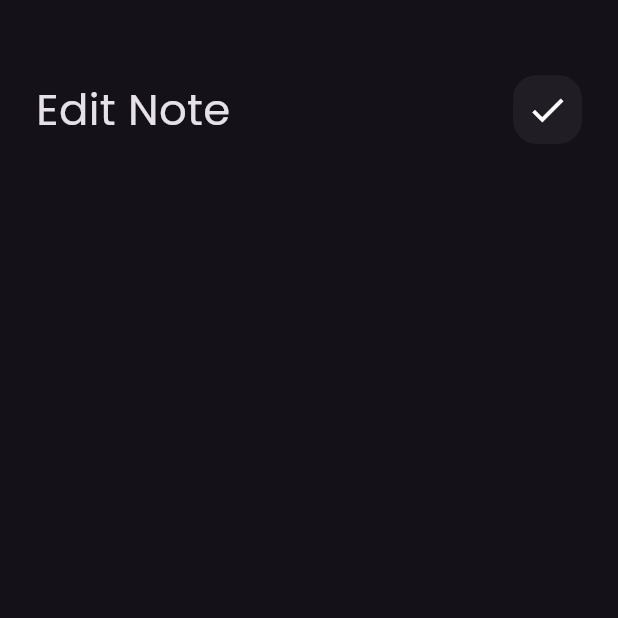
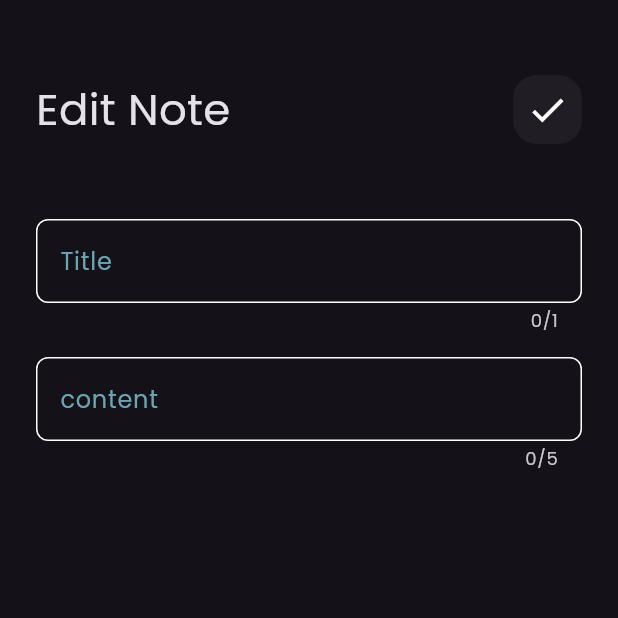
Before and after one commit to Fatma-kabil/Notes_App, a Flutter app: the EditNoteView screen opened directly, on a phone screen of 412 x 824 dp, the top half of it. Run offline on Flutter 3.47's test engine with Material 3 defaults, Android fonts, the phone set to English and light mode, and no system bars; our stand-ins replace font_awesome_flutter.

Commit message:
edit note view done

```diff
--- a/lib/widgets/edit_view_body.dart
+++ b/lib/widgets/edit_view_body.dart
@@ -1,5 +1,6 @@
 import 'package:flutter/material.dart';
 import 'package:notes_app/widgets/custom_app_bar.dart';
+import 'package:notes_app/widgets/custom_text_field.dart';
 
 class EditNoteViewBody extends StatelessWidget {
   const EditNoteViewBody({super.key});
@@ -15,6 +16,15 @@ class EditNoteViewBody extends StatelessWidget {
             icon: Icons.check,
             title: 'Edit Note',
           ),
+          SizedBox(height: 50),
+          CustomTextField(hint: 'Title'),
+          SizedBox(
+            height: 16,
+          ),
+          CustomTextField(
+            hint: 'content',
+            maxLine: 5,
+          ),
         ],
       ),
     );
```
